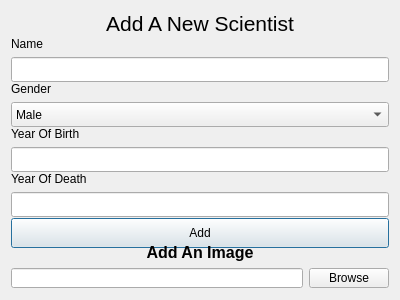
Old version of the form GUI-verklegtVika3/addscientistdialog.ui in the repository streamerinn/Verklegt-1.
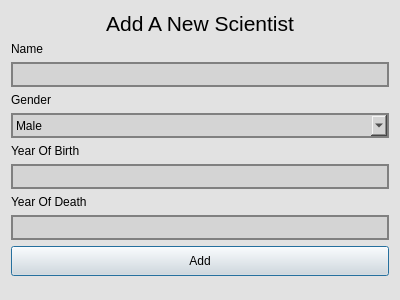
New version of the form.

What changed in the file:
```diff
--- a/GUI-verklegtVika3/addscientistdialog.ui
+++ b/GUI-verklegtVika3/addscientistdialog.ui
@@ -31,6 +31,10 @@
   <property name="windowTitle">
    <string>Add Scientist</string>
   </property>
+  <property name="styleSheet">
+   <string notr="true">background-color: rgb(226, 226, 226);
+	</string>
+  </property>
   <layout class="QVBoxLayout" name="verticalLayout">
    <item>
     <widget class="QLabel" name="label_header">
@@ -66,7 +70,8 @@
       </size>
      </property>
      <property name="styleSheet">
-      <string notr="true"/>
+      <string notr="true">background-color: rgb(212, 212, 212);
+	border: 2px solid gray;</string>
      </property>
      <property name="placeholderText">
       <string/>
@@ -100,7 +105,8 @@
       </size>
      </property>
      <property name="styleSheet">
-      <string notr="true"/>
+      <string notr="true">background-color: rgb(212, 212, 212);
+	border: 2px solid gray;</string>
      </property>
      <item>
       <property name="text">
@@ -141,7 +147,8 @@
       </size>
      </property>
      <property name="styleSheet">
-      <string notr="true"/>
+      <string notr="true">background-color: rgb(212, 212, 212);
+	border: 2px solid gray;</string>
      </property>
      <property name="placeholderText">
       <string/>
@@ -175,7 +182,8 @@
       </size>
      </property>
      <property name="styleSheet">
-      <string notr="true"/>
+      <string notr="true">background-color: rgb(212, 212, 212);
+	border: 2px solid gray;</string>
      </property>
      <property name="placeholderText">
       <string/>
@@ -212,25 +220,7 @@
     </spacer>
    </item>
    <item>
-    <widget class="QLabel" name="label">
-     <property name="text">
-      <string>&lt;html&gt;&lt;head/&gt;&lt;body&gt;&lt;p align=&quot;center&quot;&gt;&lt;span style=&quot; font-size:12pt; font-weight:600;&quot;&gt;Add An Image&lt;/span&gt;&lt;/p&gt;&lt;/body&gt;&lt;/html&gt;</string>
-     </property>
-    </widget>
-   </item>
-   <item>
-    <layout class="QHBoxLayout" name="horizontalLayout_5">
-     <item>
-      <widget class="QLineEdit" name="insert_image"/>
-     </item>
-     <item>
-      <widget class="QPushButton" name="browse_button">
-       <property name="text">
-        <string>Browse</string>
-       </property>
-      </widget>
-     </item>
-    </layout>
+    <layout class="QHBoxLayout" name="horizontalLayout_5"/>
    </item>
   </layout>
  </widget>
```
